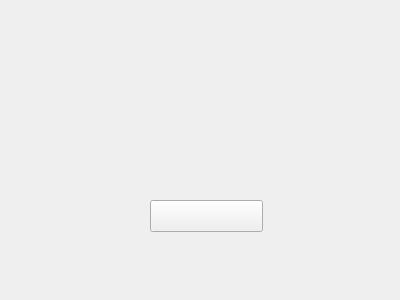
The window that GamePi/GamePi/MenuInformacion.ui (valchulen/GamePi) describes before a commit, drawn with Qt 5.
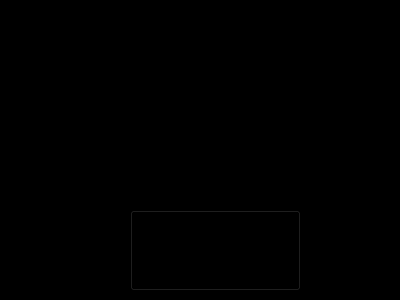
The same window after the commit. Icons and pictures are not drawn.

```diff
--- a/GamePi/GamePi/MenuInformacion.ui
+++ b/GamePi/GamePi/MenuInformacion.ui
@@ -13,13 +13,16 @@
   <property name="windowTitle">
    <string>Form</string>
   </property>
+  <property name="styleSheet">
+   <string notr="true">background-color: rgb(0, 0, 0);</string>
+  </property>
   <widget class="QLabel" name="lblInformacion">
    <property name="geometry">
     <rect>
-     <x>170</x>
-     <y>30</y>
-     <width>59</width>
-     <height>16</height>
+     <x>130</x>
+     <y>10</y>
+     <width>171</width>
+     <height>61</height>
     </rect>
    </property>
    <property name="styleSheet">
@@ -32,12 +35,15 @@
   <widget class="QLabel" name="lblHorasJugads">
    <property name="geometry">
     <rect>
-     <x>170</x>
-     <y>90</y>
-     <width>59</width>
-     <height>16</height>
+     <x>130</x>
+     <y>70</y>
+     <width>171</width>
+     <height>71</height>
     </rect>
    </property>
+   <property name="styleSheet">
+    <string notr="true">background-image: url(:/Imagines Finales/HorasTotalesJugadas.png);</string>
+   </property>
    <property name="text">
     <string/>
    </property>
@@ -45,12 +51,15 @@
   <widget class="QLabel" name="lblJuegoFavorito">
    <property name="geometry">
     <rect>
-     <x>170</x>
-     <y>150</y>
-     <width>59</width>
-     <height>16</height>
+     <x>130</x>
+     <y>140</y>
+     <width>171</width>
+     <height>71</height>
     </rect>
    </property>
+   <property name="styleSheet">
+    <string notr="true">background-image: url(:/Imagines Finales/JuegoFavorito.png);</string>
+   </property>
    <property name="text">
     <string/>
    </property>
@@ -58,12 +67,15 @@
   <widget class="QPushButton" name="btnCreditos">
    <property name="geometry">
     <rect>
-     <x>150</x>
-     <y>200</y>
-     <width>113</width>
-     <height>32</height>
+     <x>130</x>
+     <y>210</y>
+     <width>171</width>
+     <height>81</height>
     </rect>
    </property>
+   <property name="styleSheet">
+    <string notr="true">background-image: url(:/Imagines Finales/Creditos.png);</string>
+   </property>
    <property name="text">
     <string/>
    </property>
```
Left out of the diff: 2 changed lines with no effect on the pictures.
